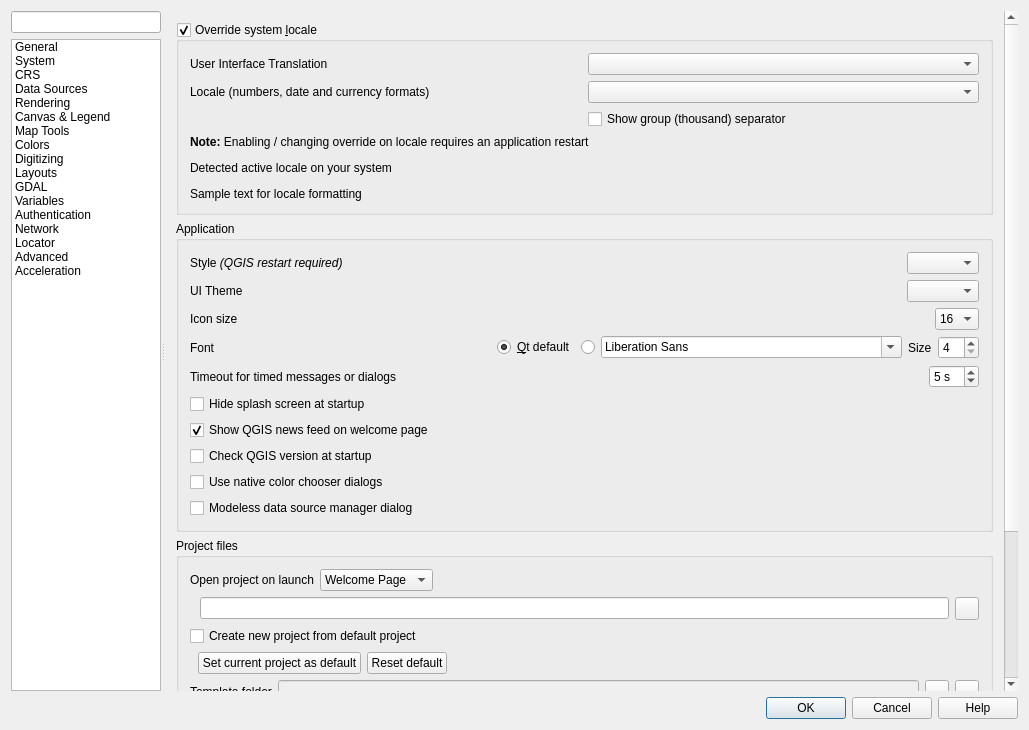
First picture: the form in src/ui/qgsoptionsbase.ui, repository qgis/QGIS, before the edit.
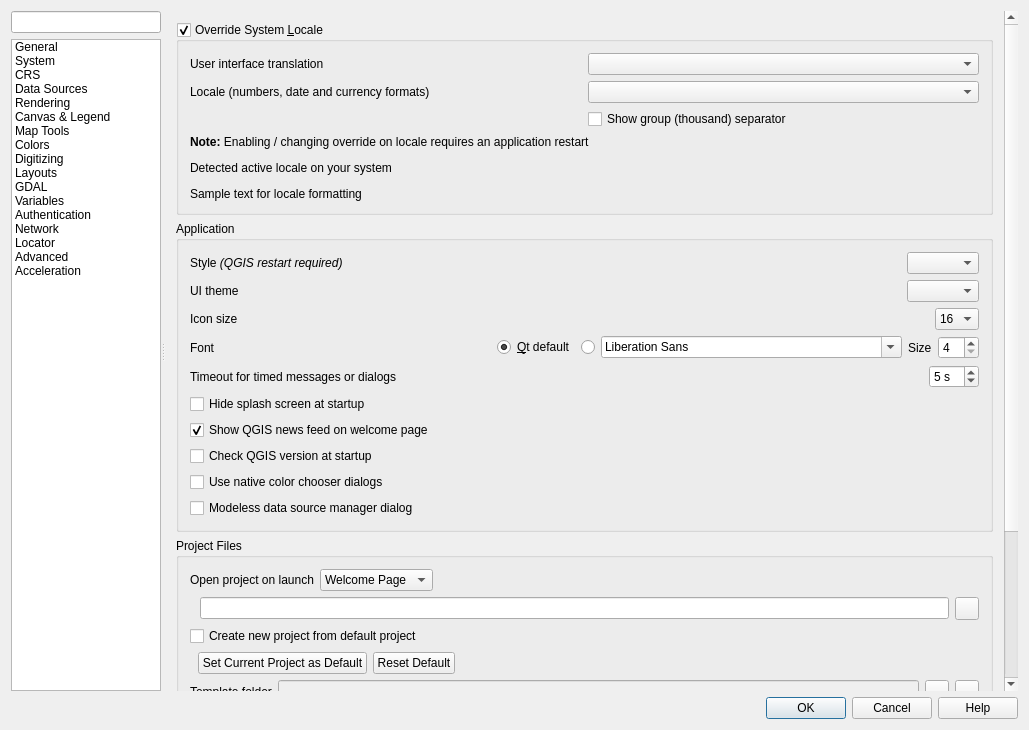
Second picture: the form after the edit. The open tabs and pages were chosen to show the change. Icons and pictures are not drawn. Custom widgets are drawn as their Qt base class.

What changed in the file:
```diff
--- a/src/ui/qgsoptionsbase.ui
+++ b/src/ui/qgsoptionsbase.ui
@@ -369,7 +369,7 @@
                <item>
                 <widget class="QgsCollapsibleGroupBox" name="grpLocale">
                  <property name="title">
-                  <string>Override system &amp;locale</string>
+                  <string>Override System &amp;Locale</string>
                  </property>
                  <property name="checkable">
                   <bool>true</bool>
@@ -400,7 +400,7 @@
                     <item row="0" column="0">
                      <widget class="QLabel" name="label_5">
                       <property name="text">
-                       <string>User Interface Translation</string>
+                       <string>User interface translation</string>
                       </property>
                      </widget>
                     </item>
@@ -483,7 +483,7 @@
                     <item>
                      <widget class="QLabel" name="lblUITheme">
                       <property name="text">
-                       <string>UI Theme</string>
+                       <string>UI theme</string>
                       </property>
                      </widget>
                     </item>
@@ -758,7 +758,7 @@
                <item>
                 <widget class="QgsCollapsibleGroupBox" name="groupBox_11">
                  <property name="title">
-                  <string>Project files</string>
+                  <string>Project Files</string>
                  </property>
                  <layout class="QVBoxLayout">
                   <item>
@@ -898,14 +898,14 @@
                     <item>
                      <widget class="QPushButton" name="pbnProjectDefaultSetCurrent">
                       <property name="text">
-                       <string>Set current project as default</string>
+                       <string>Set Current Project as Default</string>
                       </property>
                      </widget>
                     </item>
                     <item>
                      <widget class="QPushButton" name="pbnProjectDefaultReset">
                       <property name="text">
-                       <string>Reset default</string>
+                       <string>Reset Default</string>
                       </property>
                      </widget>
                     </item>
```
Left out of the diff: 54 changed lines with no effect on the pictures.
